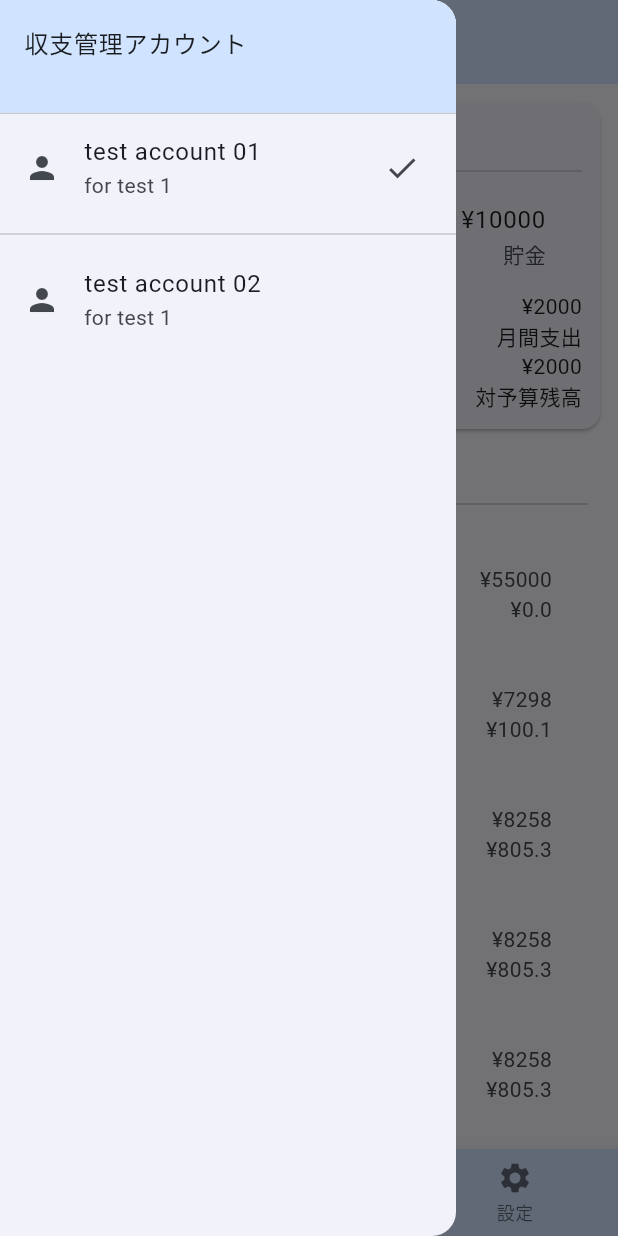
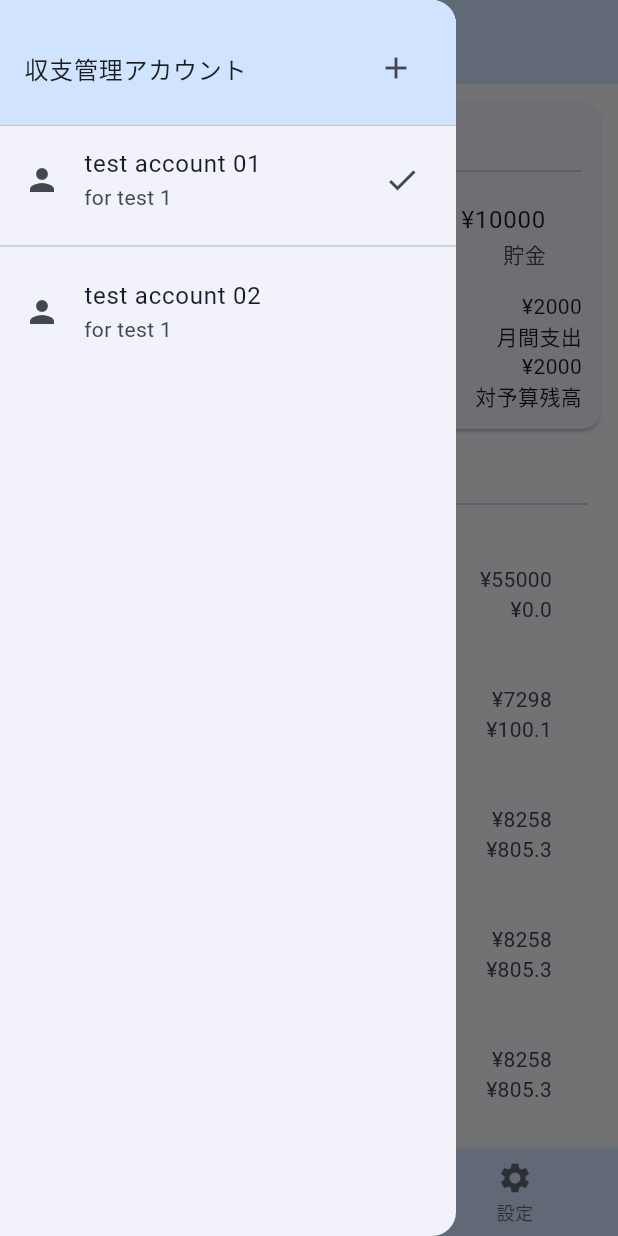
Before and after one commit to tombee-studio/bacon_bringer, a Flutter app: the screen it shows after launch, with the side drawer open, on a phone screen of 412 x 824 dp. Run offline on Flutter 3.47's test engine with Material 3 defaults, Android fonts, the phone set to English and light mode, and no system bars.

Commit message:
アカウント追加ボタンを追加

```diff
--- a/lib/ui/home/view/components/account_list_drawer.dart
+++ b/lib/ui/home/view/components/account_list_drawer.dart
@@ -4,12 +4,14 @@ import 'package:flutter/material.dart';
 class AccountListDrawer extends StatelessWidget {
   final List<AccountData> accounts;
   final int currentAccountIndex;
+  final void Function() addAccountCallback;
   final void Function(int) changeAccountCallback;
 
   const AccountListDrawer(
       {super.key,
       required this.accounts,
       required this.currentAccountIndex,
+      required this.addAccountCallback,
       required this.changeAccountCallback});
 
   @override
@@ -18,13 +20,20 @@ class AccountListDrawer extends StatelessWidget {
         child: Column(children: [
       SizedBox(
           width: double.infinity,
-          height: 76.0,
+          height: 84.0,
           child: DrawerHeader(
               margin: EdgeInsets.zero,
               decoration: BoxDecoration(
                 color: Theme.of(context).colorScheme.primaryContainer,
               ),
-              child: const Text("収支管理アカウント"))),
+              child: Row(
+                  mainAxisAlignment: MainAxisAlignment.spaceBetween,
+                  children: [
+                    const Text("収支管理アカウント"),
+                    IconButton(
+                        onPressed: addAccountCallback,
+                        icon: const Icon(Icons.add))
+                  ]))),
       Expanded(
           child: ListView.separated(
               itemBuilder: (context, index) {
--- a/lib/ui/home/view_model/home_page_view_model.dart
+++ b/lib/ui/home/view_model/home_page_view_model.dart
@@ -38,6 +38,9 @@ class HomeScreenViewModel extends ViewModel<HomeScreenModel> {
     return AccountListDrawer(
         accounts: accounts,
         currentAccountIndex: model.currentAccountIndex,
+        addAccountCallback: () async {
+          Navigator.of(context).pop();
+        },
         changeAccountCallback: (index) {
           model.currentAccountIndex = index;
           Navigator.of(context).pop();
```
